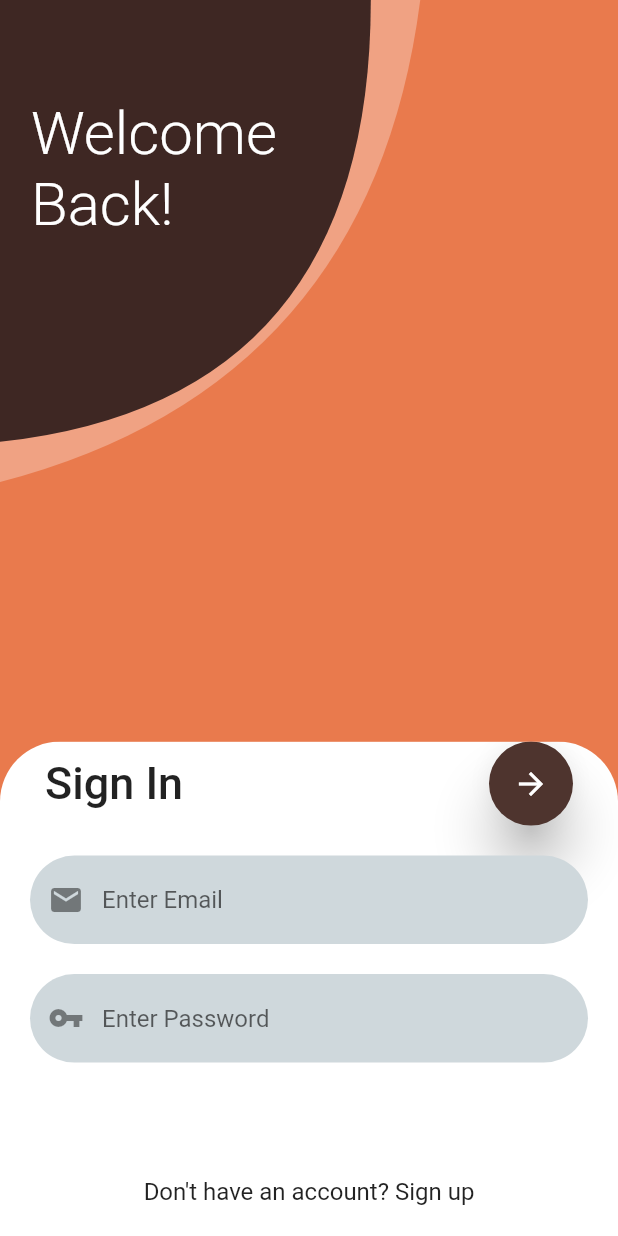
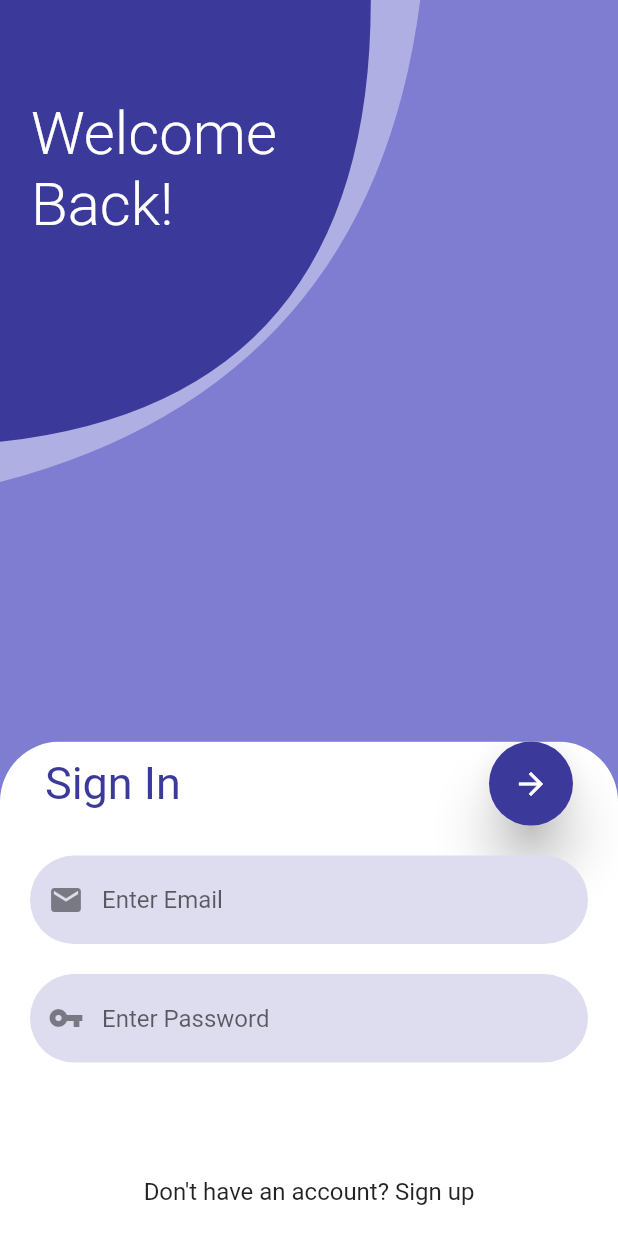
Before and after one commit to m4sterDestroyer/aztlan, a Flutter app: the screen it shows after launch, after a tap on the "arrow forward" icon, on a phone screen of 412 x 824 dp. Run offline on Flutter 3.47's test engine with Material 2 defaults, Android fonts, the light colour scheme and no system bars.

Commit message:
Theme updated

```diff
--- a/lib/main.dart
+++ b/lib/main.dart
@@ -19,9 +19,9 @@ class MyApp extends StatelessWidget {
 ThemeData BuildThemeData(){
   final baseTheme =ThemeData.light();
   return baseTheme.copyWith(
-    primaryColor: kprimaryColor,
-    primaryColorDark: kprimaryDark,
-    primaryColorLight: kprimaryLight,
-    accentColor: ksecondayColor
+    primaryColor: DarkBlue,
+    primaryColorDark: Black,
+    primaryColorLight: SkyBlue,
+    accentColor: LightBlue
   );
 }
--- a/lib/pages/login_page.dart
+++ b/lib/pages/login_page.dart
@@ -1,6 +1,5 @@
 import 'package:aztlan/shared/text_form.dart';
 import 'package:flutter/cupertino.dart';
-import 'package:flutter/gestures.dart';
 import 'package:flutter/material.dart';
 import 'package:aztlan/shared/colors.dart';
 import 'package:flutter/painting.dart';
@@ -18,7 +17,7 @@ class _LoginState extends State<Login> {
   @override
   Widget build(BuildContext context) {
     return Scaffold(
-      backgroundColor: ksecondaryDark,
+      backgroundColor: PopBlue,
       body: Stack(
         children: <Widget>[
           CustomPaint(
@@ -51,7 +50,7 @@ class _LoginState extends State<Login> {
                     topRight: Radius.circular(40.0)),
                 child: Container(
                   height: widget.screenHeight * 0.40,
-                  color: ksecondaryLight,
+                  color: White,
                   child: SafeArea(
                     child: Form(
                       child: Column(
@@ -64,7 +63,7 @@ class _LoginState extends State<Login> {
                                 children: <Widget>[
                                   Text(
                                     'Sign In',
-                                    style: TextStyle(fontSize: 30,fontWeight: FontWeight.w500),
+                                    style: TextStyle(fontSize: 30,fontWeight: FontWeight.w400,color: DarkBlue),
                                   ),
                                   Expanded(
                                     child: Padding(
@@ -74,7 +73,7 @@ class _LoginState extends State<Login> {
                                         child: FloatingActionButton(
                                           elevation: 15,
                                           child: Icon(Icons.arrow_forward),
-                                          backgroundColor: Colors.brown[800],
+                                          backgroundColor: DarkBlue,
                                           onPressed: () {},
                                         ),
                                       ),
@@ -141,14 +140,14 @@ class MyCustomPainter extends CustomPainter {
     whitePath.lineTo(size.width * .68, 0);
     whitePath.quadraticBezierTo(size.width * .60, size.height * .48, 0, size.height * 0.60);
     whitePath.close();
-    paint.color = Colors.white30;
+    paint.color = Colors.white38;
     canvas.drawPath(whitePath, paint);
 
     Path brownPath = Path();
     brownPath.lineTo(size.width * .60, 0);
     brownPath.quadraticBezierTo(size.width * .60, size.height * .50, 0, size.height * 0.55);
     brownPath.close();
-    paint.color = Colors.brown[900];
+    paint.color = DarkBlue;
     canvas.drawPath(brownPath, paint);
   }
 
--- a/lib/shared/colors.dart
+++ b/lib/shared/colors.dart
@@ -1,7 +1,7 @@
 import 'package:flutter/material.dart';
-const Color kprimaryColor = const Color(0xFF763303);
-const Color kprimaryLight = const Color(0xFF8CC3DE);
-const Color kprimaryDark = const Color(0xFF000000);
-const Color ksecondayColor = const Color(0xFF8CC3DE);
-const Color ksecondaryLight = const Color(0xFFFFFFFF);
-const Color ksecondaryDark = const Color(0xFFE97A4D);
+const Color DarkBlue = const Color(0xFF3b3a9b);
+const Color SkyBlue = const Color(0xFF8CC3DE);
+const Color Black = const Color(0xFF000000);
+const Color LightBlue = const Color(0xFFddddef);
+const Color White = const Color(0xFFFFFFFF);
+const Color PopBlue = const Color(0xFF7e7dd2);
--- a/lib/shared/text_form.dart
+++ b/lib/shared/text_form.dart
@@ -12,7 +12,7 @@ class TextForm extends StatelessWidget {
       decoration: InputDecoration(
         prefixIcon: Icon(iconData),
         hintText: hint,
-          fillColor: Colors.blueGrey[100],
+          fillColor: LightBlue,
           filled: true,
           errorStyle: TextStyle(
               color: Colors.red[900],
```
